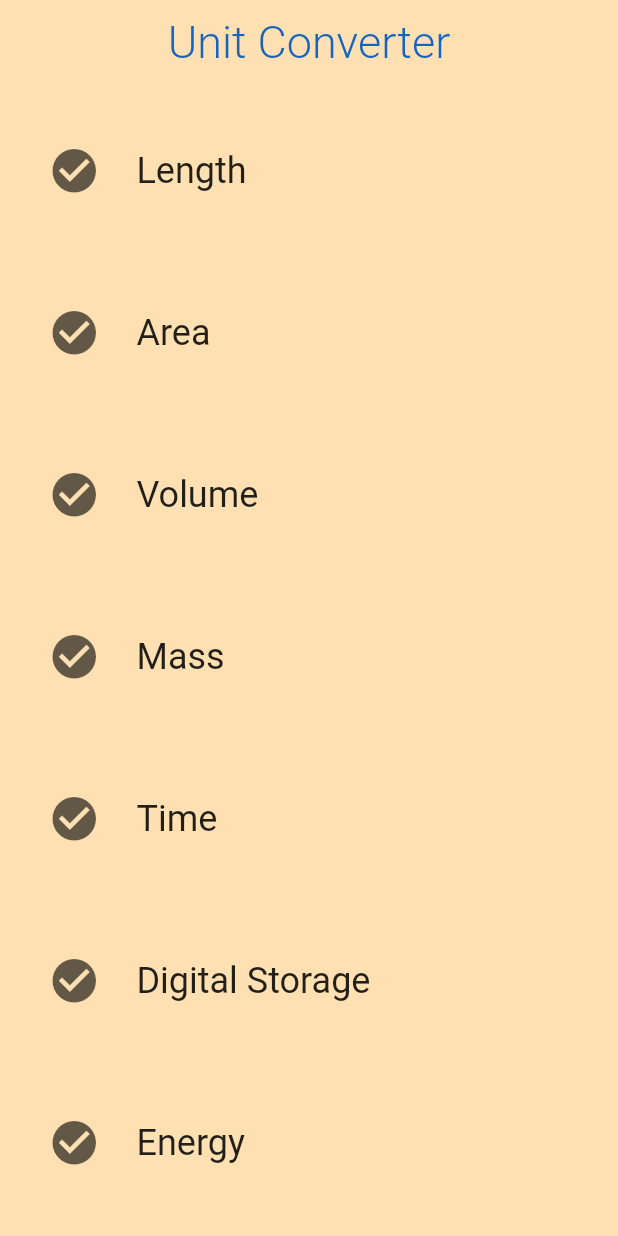
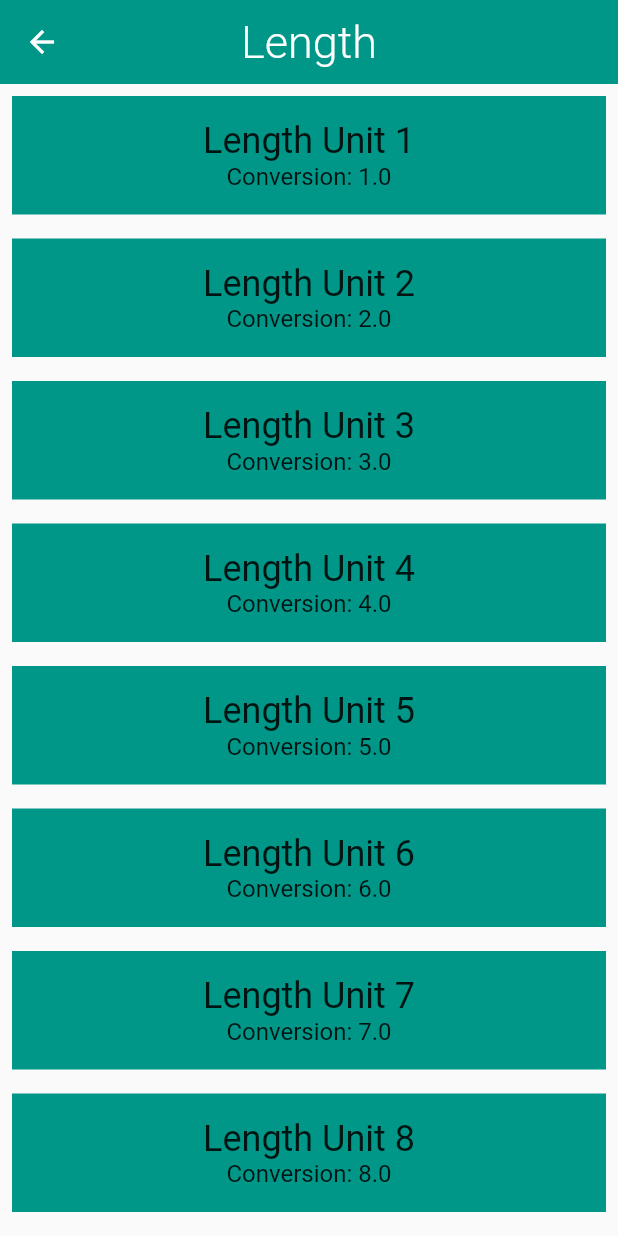
Before and after one commit to omhoumz/hello_rectangl, a Flutter app: the screen it shows after launch, after a tap on "Length", on a phone screen of 412 x 824 dp. Run offline on Flutter 3.47's test engine with Material 2 defaults, Android fonts, the phone set to English and light mode, and no system bars.

Commit message:
add converter route

```diff
--- a/lib/category.dart
+++ b/lib/category.dart
@@ -6,26 +6,60 @@
 // https://www.dartlang.org/guides/language/effective-dart/style#ordering
 import 'package:flutter/material.dart';
 
+import 'package:hello_rectangl/converter_route.dart';
+import 'package:hello_rectangl/unit.dart';
+
 EdgeInsets _rowPadding = EdgeInsets.all(8.0);
 double _rowHeight = 100.0;
 BorderRadius _borderRadius = BorderRadius.all(Radius.circular(_rowHeight / 2));
 double _iconSize = 35.0;
-double _textSize = 24.0;
+double _textSize = 28.0;
 
 class Category extends StatelessWidget {
   final String name;
   final Color color;
   final IconData iconLocation;
+  final List<Unit> units;
 
   const Category({
     Key key,
     @required this.name,
     @required this.color,
     @required this.iconLocation,
+    @required this.units,
   })  : assert(name != null),
         assert(color != null),
         assert(iconLocation != null),
+        assert(units != null),
         super(key: key);
+
+  void _navigateToConverter(BuildContext context) {
+    Navigator.of(context).push(
+      MaterialPageRoute<void>(builder: (BuildContext context) {
+        final appBar = AppBar(
+          title: Text(
+            name,
+            style: TextStyle(
+              fontSize: 30.0,
+              fontWeight: FontWeight.w300,
+            ),
+          ),
+          centerTitle: true,
+          elevation: 0.0,
+          backgroundColor: color,
+        );
+
+        return Scaffold(
+          appBar: appBar,
+          body: ConverterRoute(
+            categoryName: name,
+            categoryColor: color,
+            units: units,
+          ),
+        );
+      }),
+    );
+  }
 
   @override
   Widget build(BuildContext context) {
@@ -38,7 +72,7 @@ class Category extends StatelessWidget {
           highlightColor: color,
           splashColor: color,
           onTap: () {
-            print('I was tapped!');
+            _navigateToConverter(context);
           },
           child: Padding(
             padding: _rowPadding,
@@ -57,7 +91,10 @@ class Category extends StatelessWidget {
                 Expanded(
                   child: Text(
                     name,
-                    style: TextStyle(fontSize: _textSize),
+                    style: TextStyle(
+                      fontSize: _textSize,
+                      fontWeight: FontWeight.w400,
+                    ),
                   ),
                 ),
               ],
--- a/lib/category_route.dart
+++ b/lib/category_route.dart
@@ -1,7 +1,8 @@
 import 'package:flutter/material.dart';
-import 'package:hello_rectangl/category.dart';
 
 import 'package:hello_rectangl/settings.dart';
+import 'package:hello_rectangl/category.dart';
+import 'package:hello_rectangl/unit.dart';
 
 final _bgColor = Colors.orange[100];
 final _appBarTitleColor = Colors.blue[800];
@@ -31,6 +32,17 @@ class CategoryRoute extends StatelessWidget {
     Colors.red,
   ];
 
+  /// Returns a list of mock [Unit]s.
+  List<Unit> _retrieveUnitList(String categoryName) {
+    return List.generate(10, (int i) {
+      i += 1;
+      return Unit(
+        name: '$categoryName Unit $i',
+        conversion: i.toDouble(),
+      );
+    });
+  }
+
   @override
   Widget build(BuildContext context) {
     final listView = Container(
@@ -42,6 +54,7 @@ class CategoryRoute extends StatelessWidget {
             color: _baseColors[index],
             iconLocation: Icons.check_circle,
             name: _categoryNames[index],
+            units: _retrieveUnitList(_categoryNames[index]),
           );
         },
         separatorBuilder: (BuildContext context, int index) =>
--- /dev/null
+++ b/lib/converter_route.dart
@@ -0,0 +1,45 @@
+import 'package:flutter/material.dart';
+import 'package:meta/meta.dart';
+
+import 'package:hello_rectangl/unit.dart';
+
+class ConverterRoute extends StatelessWidget {
+  final List<Unit> units;
+  final String categoryName;
+  final Color categoryColor;
+
+  const ConverterRoute({
+    @required this.units,
+    @required this.categoryName,
+    @required this.categoryColor,
+  })  : assert(units != null),
+        assert(categoryColor != null),
+        assert(categoryColor != null);
+
+  @override
+  Widget build(BuildContext context) {
+    final unitWidgets = units.map((Unit unit) {
+      return Container(
+        margin: EdgeInsets.all(8.0),
+        padding: EdgeInsets.all(16.0),
+        color: categoryColor,
+        child: Column(
+          children: <Widget>[
+            Text(
+              unit.name,
+              style: Theme.of(context).textTheme.headline,
+            ),
+            Text(
+              'Conversion: ${unit.conversion}',
+              style: Theme.of(context).textTheme.subhead,
+            ),
+          ],
+        ),
+      );
+    }).toList();
+
+    return ListView(
+      children: unitWidgets,
+    );
+  }
+}
--- /dev/null
+++ b/lib/unit.dart
@@ -0,0 +1,27 @@
+// Copyright 2018 The Chromium Authors. All rights reserved.
+// Use of this source code is governed by a BSD-style license that can be
+// found in the LICENSE file.
+
+import 'package:meta/meta.dart';
+
+/// Information about a [Unit].
+class Unit {
+  final String name;
+  final double conversion;
+
+  /// A [Unit] stores its name and conversion factor.
+  ///
+  /// An example would be 'Meter' and '1.0'.
+  const Unit({
+    @required this.name,
+    @required this.conversion,
+  })  : assert(name != null),
+        assert(conversion != null);
+
+  /// Creates a [Unit] from a JSON object.
+  Unit.fromJson(Map jsonMap)
+      : assert(jsonMap['name'] != null),
+        assert(jsonMap['conversion'] != null),
+        name = jsonMap['name'],
+        conversion = jsonMap['conversion'].toDouble();
+}
```
